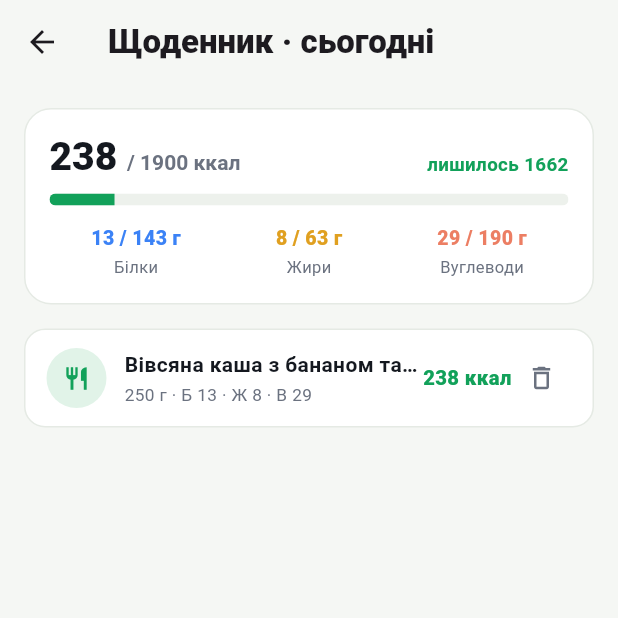
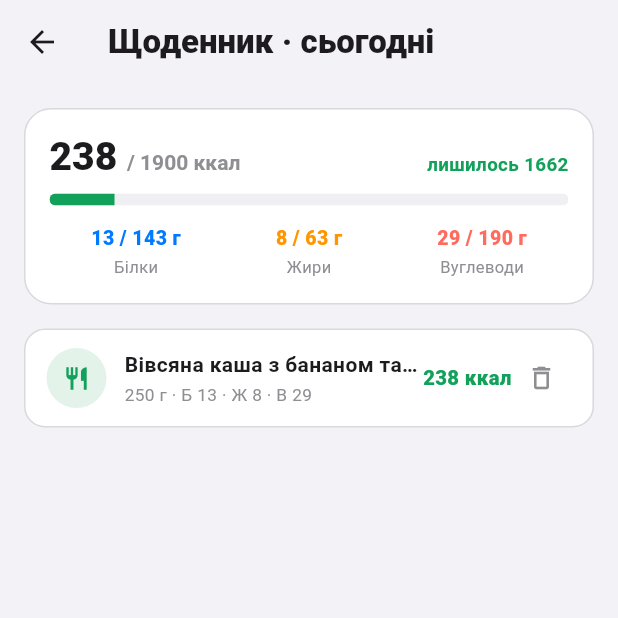
Before and after one commit to yevheniiGrabar/mobile-app, a Flutter app: the DiaryScreen screen opened directly, on a phone screen of 412 x 824 dp, the top half of it. Run offline on Flutter 3.47's test engine with Material 3 defaults, Android fonts, the phone set to English and light mode, and no system bars; our stand-ins replace fl_chart, speech_to_text; network calls fail.

Commit message:
feat(app): iOS-native pass phase 1 — HIG palette + Cupertino tab bar (no FAB)
- theme: iOS system palette (systemGroupedBackground #F2F2F7, hairline
  separators, iOS system colors blue/orange/coral/red, secondary-label gray)
- shell: flat iOS tab bar with hairline top border, CupertinoIcons, removed
  the floating FAB/notch (most non-Apple element); Zoryana is now an inline tab
- next: large-title nav, CupertinoSlider/SegmentedControl/Button, SF Pro

```diff
--- a/lib/theme.dart
+++ b/lib/theme.dart
@@ -1,21 +1,22 @@
 import 'package:flutter/material.dart';
 
-/// Палітра Mealize — СВІТЛА, зелений акцент (свіжо/їжа), у дусі Apple.
+/// Палітра у стилі iOS (Apple HIG): світлий згрупований фон, білі картки,
+/// волосяні розділювачі, системні кольори. Бренд-акцент — зелений.
 class AppColors {
-  static const bg = Color(0xFFF5F7F4);       // світлий фон з легким зеленим
-  static const surface = Color(0xFFFFFFFF);  // картки
-  static const surface2 = Color(0xFFEDF1EC); // чіпи/підкладки
-  static const accent = Color(0xFF12A15A);   // емералд-зелений (акцент/кнопки/ціни)
-  static const accentInk = Color(0xFFFFFFFF);// текст/іконка НА акценті
-  static const accentSoft = Color(0xFFE1F3E8);// тонована зелена підкладка
-  static const green = Color(0xFF12A15A);    // ціни/економія = акцент
-  static const amber = Color(0xFFE0A020);    // калорії/жири
-  static const blue = Color(0xFF3B82F6);     // (резерв)
-  static const carbs = Color(0xFFEC7E63);    // вуглеводи (корал, як у Stitch)
-  static const warn = Color(0xFFD6533F);
-  static const text = Color(0xFF14181F);
-  static const muted = Color(0xFF6B7280);
-  static const line = Color(0xFFE5EAE4);
+  static const bg = Color(0xFFF2F2F7);       // iOS systemGroupedBackground
+  static const surface = Color(0xFFFFFFFF);  // картки / рядки
+  static const surface2 = Color(0xFFEFEFF4); // чіпи/треки
+  static const accent = Color(0xFF12A15A);   // бренд-зелений (акцент/ціни)
+  static const accentInk = Color(0xFFFFFFFF);
+  static const accentSoft = Color(0xFFE3F3EA);
+  static const green = Color(0xFF12A15A);
+  static const amber = Color(0xFFFF9500);    // iOS orange (жири/калорії)
+  static const blue = Color(0xFF007AFF);     // iOS blue (білки)
+  static const carbs = Color(0xFFFF6B5E);    // корал (вуглеводи)
+  static const warn = Color(0xFFFF3B30);     // iOS red
+  static const text = Color(0xFF1C1C1E);     // iOS label
+  static const muted = Color(0xFF8E8E93);    // iOS secondary label / systemGray
+  static const line = Color(0xFFD8D8DD);     // hairline separator
 }
 
 ThemeData buildTheme() {
```
Also changed, not shown: lib/shell.dart (+54 -50 lines).
